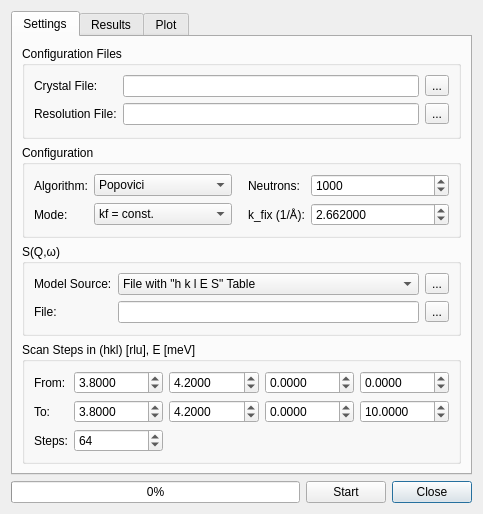
Old version of the form ui/monteconvo.ui in the repository tweber-ill/frm_mirror-takin1.
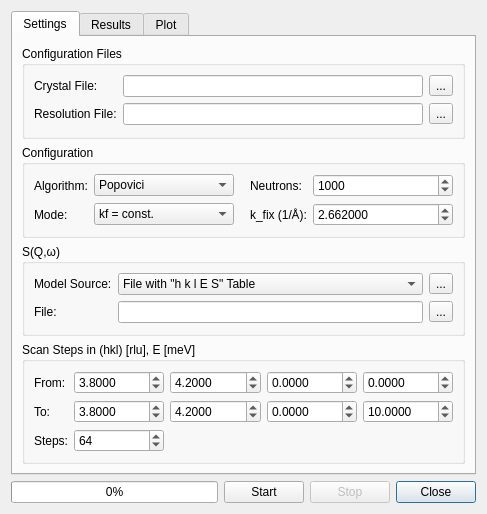
New version of the form. Icons and pictures are not drawn. Custom widgets are drawn as their Qt base class.

Commit message: separated gui thread in monteconvo

Diff of the .ui file:
```diff
--- a/ui/monteconvo.ui
+++ b/ui/monteconvo.ui
@@ -6,7 +6,7 @@
    <rect>
     <x>0</x>
     <y>0</y>
-    <width>483</width>
+    <width>487</width>
     <height>514</height>
    </rect>
   </property>
@@ -21,7 +21,7 @@
      </property>
     </widget>
    </item>
-   <item row="1" column="2">
+   <item row="1" column="3">
     <widget class="QDialogButtonBox" name="buttonBox">
      <property name="sizePolicy">
       <sizepolicy hsizetype="Fixed" vsizetype="Preferred">
@@ -55,7 +55,7 @@
      </property>
     </widget>
    </item>
-   <item row="0" column="0" colspan="3">
+   <item row="0" column="0" colspan="4">
     <widget class="QTabWidget" name="tabWidget">
      <property name="currentIndex">
       <number>0</number>
@@ -626,6 +626,25 @@
      </widget>
     </widget>
    </item>
+   <item row="1" column="2">
+    <widget class="QPushButton" name="btnStop">
+     <property name="enabled">
+      <bool>false</bool>
+     </property>
+     <property name="sizePolicy">
+      <sizepolicy hsizetype="Minimum" vsizetype="Preferred">
+       <horstretch>0</horstretch>
+       <verstretch>0</verstretch>
+      </sizepolicy>
+     </property>
+     <property name="text">
+      <string>Stop</string>
+     </property>
+     <property name="icon">
+      <iconset theme="media-playback-stop"/>
+     </property>
+    </widget>
+   </item>
   </layout>
  </widget>
  <customwidgets>
```
Left out of the diff: 7 changed lines with no effect on the pictures. The commit also changes 2 other files.
